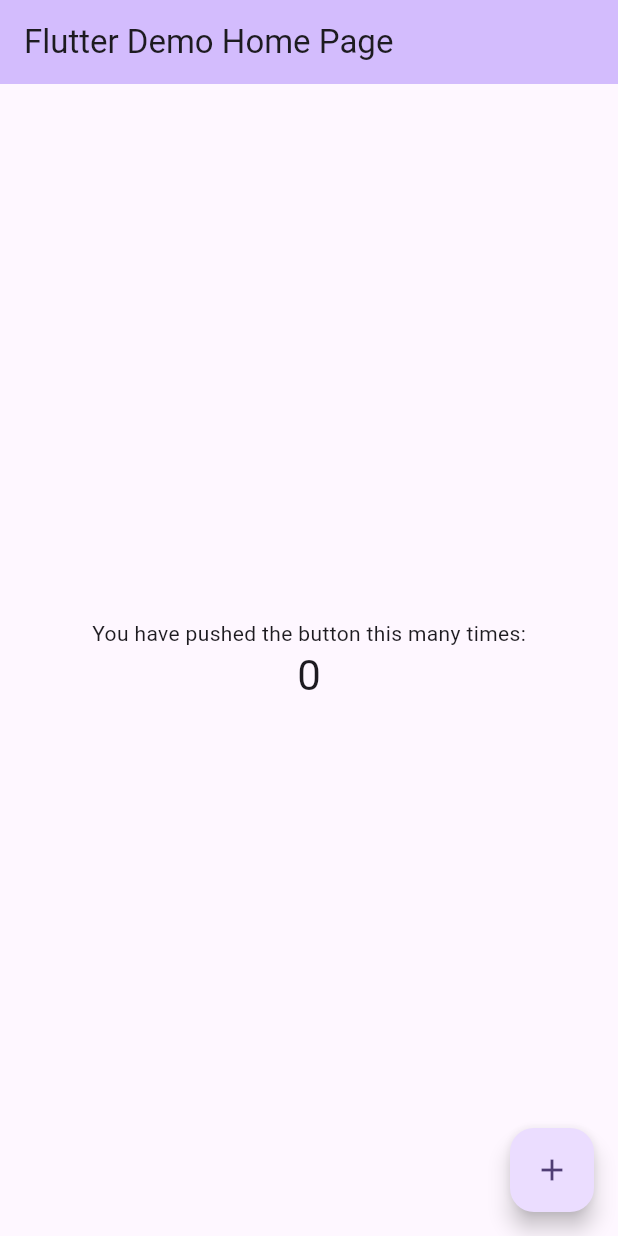
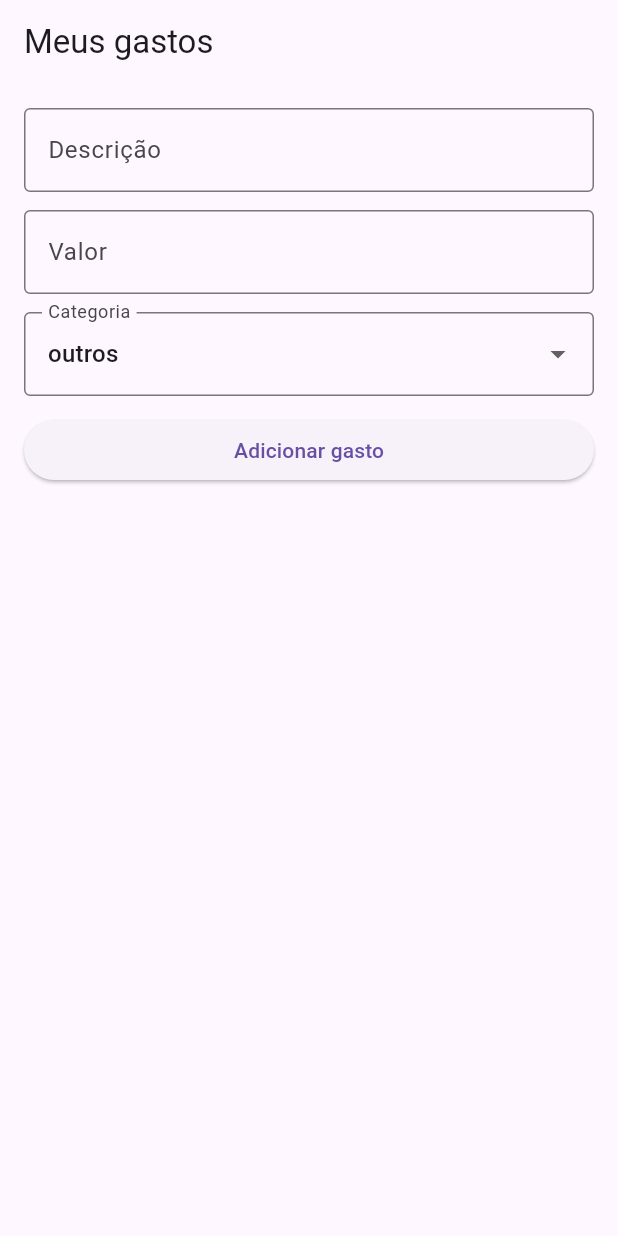
Before and after one commit to Oart-bip/contadorDeGastos, a Flutter app: the screen it shows after launch, on a phone screen of 412 x 824 dp. Run offline on Flutter 3.47's test engine with Material 3 defaults, Android fonts, the phone set to English and light mode, and no system bars.

Commit message:
pagesExpense

```diff
--- a/lib/main.dart
+++ b/lib/main.dart
@@ -1,4 +1,5 @@
 import 'package:flutter/material.dart';
+import 'pages/expenses_page.dart';
 
 void main() {
   runApp(const MyApp());
@@ -7,102 +8,11 @@ void main() {
 class MyApp extends StatelessWidget {
   const MyApp({super.key});
 
-  // This widget is the root of your application.
   @override
   Widget build(BuildContext context) {
-    return MaterialApp(
-      title: 'Flutter Demo',
-      theme: ThemeData(
-
-        colorScheme: .fromSeed(seedColor: Colors.deepPurple),
-      ),
-      home: const MyHomePage(title: 'Flutter Demo Home Page'),
+    return const MaterialApp(
+      debugShowCheckedModeBanner: false,
+      home: ExpensesPage(),
     );
   }
 }
-
-class MyHomePage extends StatefulWidget {
-  const MyHomePage({super.key, required this.title});
-
-  // This widget is the home page of your application. It is stateful, meaning
-  // that it has a State object (defined below) that contains fields that affect
-  // how it looks.
-
-  // This class is the configuration for the state. It holds the values (in this
-  // case the title) provided by the parent (in this case the App widget) and
-  // used by the build method of the State. Fields in a Widget subclass are
-  // always marked "final".
-
-  final String title;
-
-  @override
-  State<MyHomePage> createState() => _MyHomePageState();
-}
-
-class _MyHomePageState extends State<MyHomePage> {
-  int _counter = 0;
-
-  void _incrementCounter() {
-    setState(() {
-      // This call to setState tells the Flutter framework that something has
-      // changed in this State, which causes it to rerun the build method below
-      // so that the display can reflect the updated values. If we changed
-      // _counter without calling setState(), then the build method would not be
-      // called again, and so nothing would appear to happen.
-      _counter++;
-    });
-  }
-
-  @override
-  Widget build(BuildContext context) {
-    // This method is rerun every time setState is called, for instance as done
-    // by the _incrementCounter method above.
-    //
-    // The Flutter framework has been optimized to make rerunning build methods
-    // fast, so that you can just rebuild anything that needs updating rather
-    // than having to individually change instances of widgets.
-    return Scaffold(
-      appBar: AppBar(
-        // TRY THIS: Try changing the color here to a specific color (to
-        // Colors.amber, perhaps?) and trigger a hot reload to see the AppBar
-        // change color while the other colors stay the same.
-        backgroundColor: Theme.of(context).colorScheme.inversePrimary,
-        // Here we take the value from the MyHomePage object that was created by
-        // the App.build method, and use it to set our appbar title.
-        title: Text(widget.title),
-      ),
-      body: Center(
-        // Center is a layout widget. It takes a single child and positions it
-        // in the middle of the parent.
-        child: Column(
-          // Column is also a layout widget. It takes a list of children and
-          // arranges them vertically. By default, it sizes itself to fit its
-          // children horizontally, and tries to be as tall as its parent.
-          //
-          // Column has various properties to control how it sizes itself and
-          // how it positions its children. Here we use mainAxisAlignment to
-          // center the children vertically; the main axis here is the vertical
-          // axis because Columns are vertical (the cross axis would be
-          // horizontal).
-          //
-          // TRY THIS: Invoke "debug painting" (choose the "Toggle Debug Paint"
-          // action in the IDE, or press "p" in the console), to see the
-          // wireframe for each widget.
-          mainAxisAlignment: .center,
-          children: [
-            const Text('You have pushed the button this many times:'),
-            Text(
-              '$_counter',
-              style: Theme.of(context).textTheme.headlineMedium,
-            ),
-          ],
-        ),
-      ),
-      floatingActionButton: FloatingActionButton(
-        onPressed: _incrementCounter,
-        tooltip: 'Increment',
-        child: const Icon(Icons.add),
-      ),
-    );
-  }
-}
--- /dev/null
+++ b/lib/pages/expenses_page.dart
@@ -0,0 +1,85 @@
+import 'package:flutter/material.dart';
+
+import '../enums/category_type.dart';
+
+class ExpensesPage extends StatefulWidget {
+  const ExpensesPage({super.key});
+
+  @override
+  State<ExpensesPage> createState() => _ExpensesPageState();
+}
+
+class _ExpensesPageState extends State<ExpensesPage> {
+  final descriptionController = TextEditingController();
+  final amountController = TextEditingController();
+
+  CategoryType selectedCategory = CategoryType.outros;
+
+  @override
+  void dispose() {
+    // Libera os controllers quando esta tela deixa de existir.
+    descriptionController.dispose();
+    amountController.dispose();
+    super.dispose();
+  }
+
+  @override
+  Widget build(BuildContext context) {
+    return Scaffold(
+      appBar: AppBar(title: const Text('Meus gastos')),
+      body: Padding(
+        padding: const EdgeInsets.all(16),
+        child: Column(
+          children: [
+            TextField(
+              controller: descriptionController,
+              decoration: const InputDecoration(
+                labelText: 'Descrição',
+                border: OutlineInputBorder(),
+              ),
+            ),
+            const SizedBox(height: 12),
+            TextField(
+              controller: amountController,
+              keyboardType: TextInputType.number,
+              decoration: const InputDecoration(
+                labelText: 'Valor',
+                hintText: 'Ex.: 25,90',
+                border: OutlineInputBorder(),
+              ),
+            ),
+            const SizedBox(height: 12),
+            DropdownButtonFormField<CategoryType>(
+              value: selectedCategory,
+              decoration: const InputDecoration(
+                labelText: 'Categoria',
+                border: OutlineInputBorder(),
+              ),
+              items: CategoryType.values.map((category) {
+                return DropdownMenuItem(
+                  value: category,
+                  child: Text(category.name),
+                );
+              }).toList(),
+              onChanged: (category) {
+                if (category != null) {
+                  setState(() {
+                    selectedCategory = category;
+                  });
+                }
+              },
+            ),
+            const SizedBox(height: 12),
+            SizedBox(
+              width: double.infinity,
+              child: ElevatedButton(
+                onPressed: () {},
+                child: const Text('Adicionar gasto'),
+              ),
+            ),
+          ],
+        ),
+      ),
+    );
+  }
+}
```
Also changed, not shown: lib/utils/parse_number.dart (line endings or trailing spaces).
